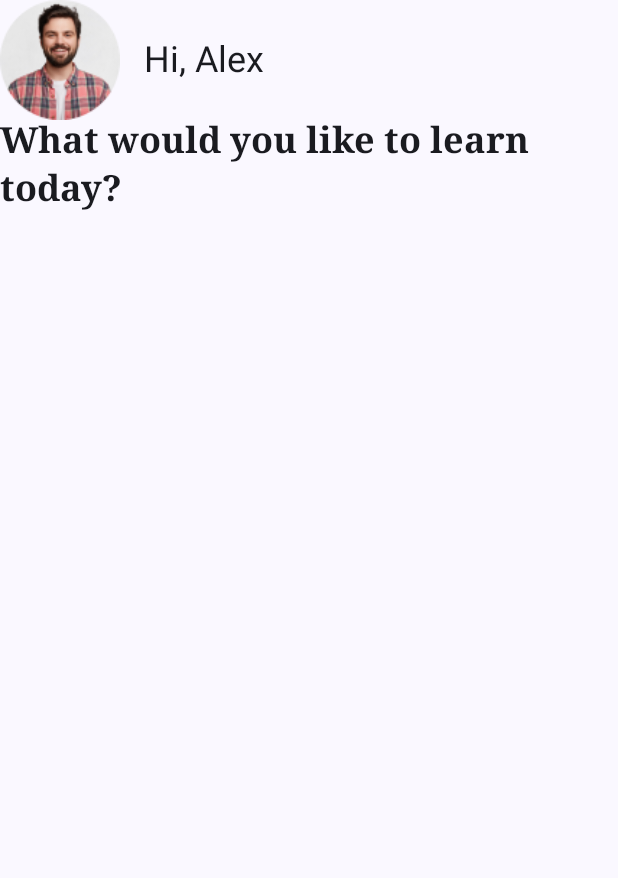
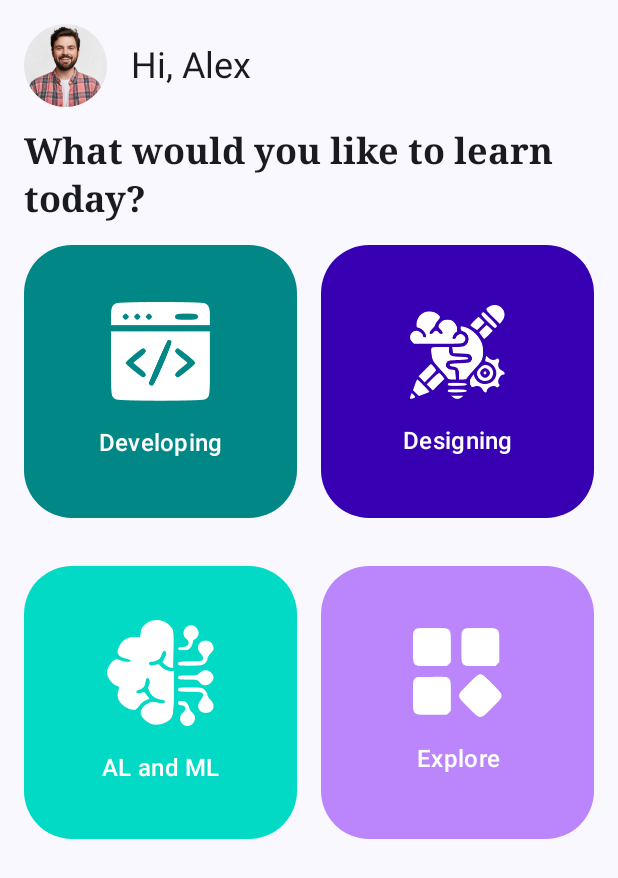
Before and after one commit to joeMalebe/LearningPortal, an Android app built with Jetpack Compose: the Dashboard screen opened through its navigation route, on a phone screen of 412 x 824 dp. Shown: the top 878 px of the screen. Run offline under Robolectric (Android 15) with nearby library versions, the phone set to English and light mode, and no system bars.

Commit message:
add category item grid layout

```diff
--- a/app/src/main/java/com/example/learningportal/CourseCategory.kt
+++ b/app/src/main/java/com/example/learningportal/CourseCategory.kt
@@ -1,13 +1,13 @@
 package com.example.learningportal
 
-data class CourseCategory(val id: Int, val name: String, val image: Int) {
+data class CourseCategory(val id: Int, val name: String, val image: Int, val backgroundColor: Int = 0) {
     companion object {
         fun getCourseCategories(): List<CourseCategory> {
             return listOf(
-                CourseCategory(1, "Developing", R.drawable.btn_1),
-                CourseCategory(2, "Designing", R.drawable.btn_2),
-                CourseCategory(3, "AL and ML", R.drawable.btn_3),
-                CourseCategory(4, "Explore", R.drawable.btn_4)
+                CourseCategory(1, "Developing", R.drawable.btn_1, R.color.teal_700),
+                CourseCategory(2, "Designing", R.drawable.btn_2, R.color.purple_700),
+                CourseCategory(3, "AL and ML", R.drawable.btn_3, R.color.teal_200),
+                CourseCategory(4, "Explore", R.drawable.btn_4, R.color.purple_200)
             )
         }
     }
--- a/app/src/main/java/com/example/learningportal/ui/screens/DashboardScreen.kt
+++ b/app/src/main/java/com/example/learningportal/ui/screens/DashboardScreen.kt
@@ -1,44 +1,110 @@
 package com.example.learningportal.ui.screens
 
 import androidx.compose.foundation.Image
+import androidx.compose.foundation.background
+import androidx.compose.foundation.layout.Arrangement
+import androidx.compose.foundation.layout.Box
 import androidx.compose.foundation.layout.Column
 import androidx.compose.foundation.layout.Row
+import androidx.compose.foundation.layout.aspectRatio
+import androidx.compose.foundation.layout.fillMaxWidth
 import androidx.compose.foundation.layout.padding
-import androidx.compose.foundation.layout.size
+import androidx.compose.foundation.layout.wrapContentHeight
+import androidx.compose.foundation.layout.wrapContentSize
+import androidx.compose.foundation.lazy.grid.GridCells
+import androidx.compose.foundation.lazy.grid.LazyVerticalGrid
+import androidx.compose.foundation.shape.RoundedCornerShape
 import androidx.compose.material3.MaterialTheme
 import androidx.compose.material3.Text
 import androidx.compose.runtime.Composable
 import androidx.compose.ui.Alignment
 import androidx.compose.ui.Modifier
 import androidx.compose.ui.graphics.ImageBitmap
+import androidx.compose.ui.layout.ContentScale
+import androidx.compose.ui.res.colorResource
 import androidx.compose.ui.res.imageResource
 import androidx.compose.ui.res.stringResource
+import androidx.compose.ui.text.style.TextAlign
 import androidx.compose.ui.tooling.preview.Preview
 import androidx.compose.ui.unit.dp
 import androidx.navigation.NavHostController
 import androidx.navigation.compose.rememberNavController
+import com.example.learningportal.CourseCategory
 import com.example.learningportal.R
 import com.example.learningportal.ui.theme.LearningPortalTheme
 
 @Composable
-fun DashboardScreen(navHostController: NavHostController = rememberNavController()) {
+fun DashboardScreen(
+    navHostController: NavHostController = rememberNavController(),
+    categoryList: List<CourseCategory> = CourseCategory.getCourseCategories()
+) {
 
-    Column {
-        UserProfilePic()
+    Column(modifier = Modifier
+        .padding(16.dp)
+        .fillMaxWidth()) {
+        UserProfilePic(modifier = Modifier.wrapContentHeight())
         Text(
             text = stringResource(id = R.string.what_would_you_like),
-            style = MaterialTheme.typography.headlineLarge
+            style = MaterialTheme.typography.headlineLarge,
+            modifier = Modifier.padding(top = 16.dp)
         )
+        val category = CourseCategory.getCourseCategories().first()
+
+        LazyVerticalGrid(
+            columns = GridCells.Adaptive(128.dp),
+            horizontalArrangement = Arrangement.spacedBy(16.dp),
+            modifier = Modifier.fillMaxWidth()
+        ) {
+            items(categoryList.size) {
+                CategoryItem(categoryList[it])
+            }
+        }
     }
 }
 
 @Composable
-private fun UserProfilePic() {
-    Row(verticalAlignment = Alignment.CenterVertically, modifier = Modifier) {
+private fun CategoryItem(category: CourseCategory, modifier: Modifier = Modifier) {
+    Box(
+        contentAlignment = Alignment.Center,
+        modifier = modifier
+            .padding(vertical = 16.dp)
+            .aspectRatio(1f)
+            .background(
+                color = colorResource(id = category.backgroundColor),
+                shape = RoundedCornerShape(32.dp)
+            )
+    ) {
+        Column(
+            verticalArrangement = Arrangement.Center,
+            horizontalAlignment = Alignment.CenterHorizontally,
+            modifier = Modifier.padding(vertical = 24.dp)
+        ) {
+            Image(
+                bitmap = ImageBitmap.imageResource(category.image),
+                contentDescription = category.name,
+                contentScale = ContentScale.FillBounds,
+                modifier = Modifier
+                    .wrapContentSize()
+            )
+            Text(
+                text = category.name,
+                modifier = Modifier.padding(top = 16.dp),
+                textAlign = TextAlign.Center,
+                style = MaterialTheme.typography.titleMedium,
+                color = MaterialTheme.colorScheme.onPrimary
+            )
+        }
+
+    }
+}
+
+@Composable
+private fun UserProfilePic(modifier: Modifier = Modifier) {
+    Row(verticalAlignment = Alignment.CenterVertically, modifier = modifier) {
         Image(
             ImageBitmap.imageResource(R.drawable.user_1),
             contentDescription = "Logo",
-            modifier = Modifier.size(80.dp)
+            modifier = Modifier.wrapContentSize(),
         )
 
         Text(
@@ -56,3 +122,11 @@ fun DashboardScreenPreview() {
         DashboardScreen()
     }
 }
+
+@Composable
+@Preview(showBackground = true, showSystemUi = true)
+fun CategoryItemPreview() {
+    LearningPortalTheme {
+        CategoryItem(CourseCategory.getCourseCategories()[2])
+    }
+}
```
